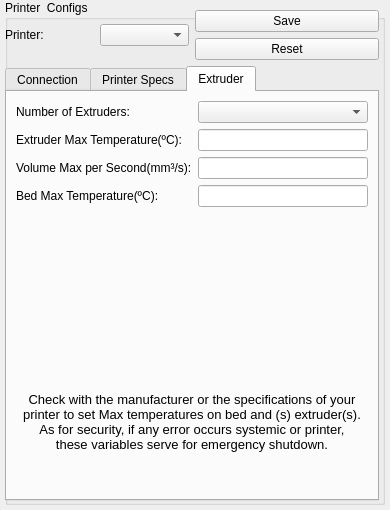
Old version of the form PrinterSettingsWidget.ui in the repository felipesanches/Br-Print3D.
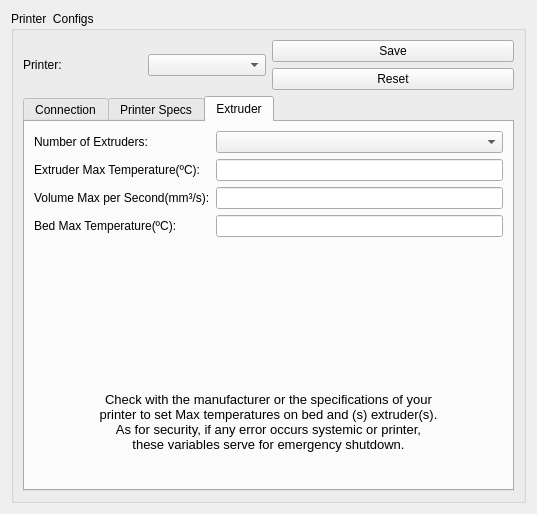
New version of the form. Icons and pictures are not drawn.

Commit message: Fix a few UI issues: - Widgets without Layout - Layoutign issues - Spacing Issues

```diff
--- a/PrinterSettingsWidget.ui
+++ b/PrinterSettingsWidget.ui
@@ -6,34 +6,21 @@
    <rect>
     <x>0</x>
     <y>0</y>
-    <width>390</width>
-    <height>510</height>
+    <width>537</width>
+    <height>514</height>
    </rect>
   </property>
   <property name="windowTitle">
    <string>Form</string>
   </property>
+  <layout class="QHBoxLayout" name="horizontalLayout">
+   <item>
   <widget class="QGroupBox" name="Menu_Control_LeftBlock">
-   <property name="geometry">
-    <rect>
-     <x>5</x>
-     <y>0</y>
-     <width>380</width>
-     <height>505</height>
-    </rect>
-   </property>
    <property name="title">
     <string>Printer  Configs</string>
    </property>
-   <widget class="QWidget" name="layoutWidget">
-    <property name="geometry">
-     <rect>
-      <x>0</x>
-      <y>10</y>
-      <width>374</width>
-      <height>491</height>
-     </rect>
-    </property>
+     <layout class="QVBoxLayout" name="verticalLayout_3">
+      <item>
     <layout class="QVBoxLayout" name="verticalLayout_2">
      <item>
       <layout class="QHBoxLayout" name="horizontalLayout_3">
@@ -379,16 +366,6 @@
          <string>Extruder</string>
         </attribute>
         <layout class="QGridLayout" name="gridLayout_3">
-         <item row="6" column="0">
-          <widget class="QLabel" name="label_5">
-           <property name="text">
-            <string/>
-           </property>
-           <property name="pixmap">
-            <pixmap resource="images.qrc">:/Icons/Icons/bt-warningmax</pixmap>
-           </property>
-          </widget>
-         </item>
          <item row="7" column="0" colspan="2">
           <widget class="QLabel" name="lb_obs">
            <property name="font">
@@ -444,13 +421,29 @@
          <item row="4" column="1">
           <widget class="QLineEdit" name="tb_BedMaxTemp"/>
          </item>
+            <item row="6" column="0" colspan="2">
+             <widget class="QLabel" name="label_5">
+              <property name="text">
+               <string/>
+              </property>
+              <property name="pixmap">
+               <pixmap resource="images.qrc">:/Icons/Icons/bt-warningmax</pixmap>
+              </property>
+              <property name="alignment">
+               <set>Qt::AlignCenter</set>
+              </property>
+             </widget>
+            </item>
         </layout>
        </widget>
       </widget>
      </item>
     </layout>
-   </widget>
-  </widget>
+      </item>
+     </layout>
+    </widget>
+   </item>
+  </layout>
  </widget>
  <resources>
   <include location="images.qrc"/>
```
Lines whose indentation alone changed are shown as unchanged. The commit also changes 3 other files.
